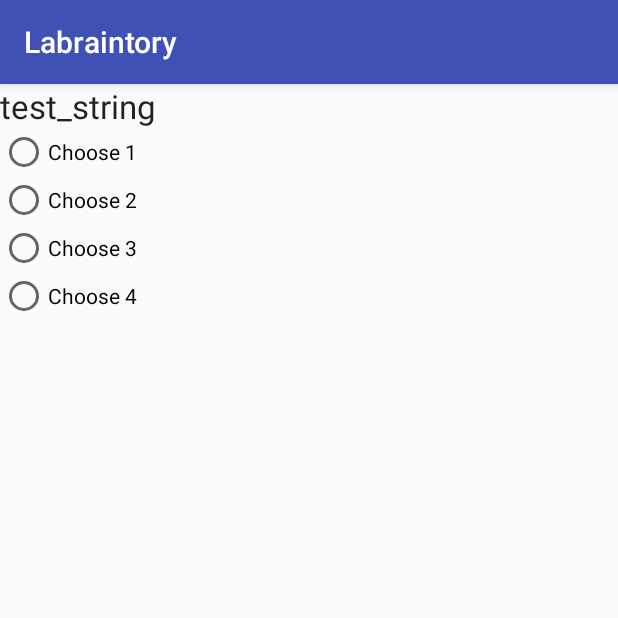
After one commit to normeow/Labraintory, an Android app: the fragment radioChoiseFragment shown on its own in the app's theme, on a phone screen of 412 x 824 dp, the top half of it. The commit adds this screen. Run offline under Robolectric (Android 15) with nearby library versions, the phone set to English and light mode, and no system bars; 1 statement that could not run was skipped.

Commit message:
trying to create a fragment on MainActivity need to test and debug

```diff
--- a/app/src/main/java/californiacybertales/labraintory/MainActivity.java
+++ b/app/src/main/java/californiacybertales/labraintory/MainActivity.java
@@ -46,15 +46,6 @@ public class MainActivity extends AppCompatActivity
 
         NavigationView navigationView = (NavigationView) findViewById(R.id.nav_view);
         navigationView.setNavigationItemSelectedListener(this);
-
-        // ***************
-
-        ListView lvMain = (ListView) findViewById(R.id.lvMain);
-
-        ArrayAdapter<String> adapter = new ArrayAdapter<String>(this,
-                android.R.layout.simple_list_item_1, UserPrefs.getCurrentSubjectId());
-
-        lvMain.setAdapter(adapter);
 
     }
 
--- /dev/null
+++ b/app/src/main/java/californiacybertales/labraintory/tasks/fragments/radioChoiseFragment.java
@@ -0,0 +1,40 @@
+package californiacybertales.labraintory.tasks.fragments;
+
+import android.app.Fragment;
+import android.os.Bundle;
+import android.view.LayoutInflater;
+import android.view.View;
+import android.view.ViewGroup;
+
+import californiacybertales.labraintory.R;
+
+/**
+ * Created by romach on 15.07.16.
+ */
+public class radioChoiseFragment extends Fragment
+{
+    /**
+     * Called to do initial creation of a fragment.  This is called after
+     * {@link #onAttach(Activity)} and before
+     * {@link #onCreateView(LayoutInflater, ViewGroup, Bundle)}.
+     * <p>
+     * <p>Note that this can be called while the fragment's activity is
+     * still in the process of being created.  As such, you can not rely
+     * on things like the activity's content view hierarchy being initialized
+     * at this point.  If you want to do work once the activity itself is
+     * created, see {@link #onActivityCreated(Bundle)}.
+     *
+     * @param savedInstanceState If the fragment is being re-created from
+     *                           a previous saved state, this is the state.
+     */
+    @Override
+    public void onCreate(Bundle savedInstanceState) {
+        super.onCreate(savedInstanceState);
+    }
+
+    @Override
+    public View onCreateView(LayoutInflater inflater, ViewGroup container,
+                             Bundle savedInstanceState) {
+        return inflater.inflate(R.layout.radio_choise_fragment, null);
+    }
+}
--- a/app/src/main/res/layout/activity_main.xml
+++ b/app/src/main/res/layout/activity_main.xml
@@ -23,11 +23,12 @@
             android:layout_height="wrap_content"
             android:text="@string/subject_list">
         </TextView>
-        <ListView
-            android:id="@+id/lvMain"
-            android:layout_width="match_parent"
-            android:layout_height="wrap_content">
-        </ListView>
+        <fragment
+            android:name="californiacybertales.labraintory.tasks.fragments.radioChoiseFragment"
+            android:layout_width="wrap_content"
+            android:layout_height="match_parent"
+            android:layout_weight="1">
+        </fragment>
     </LinearLayout>
 
 </android.support.v4.widget.DrawerLayout>
--- /dev/null
+++ b/app/src/main/res/layout/radio_choise_fragment.xml
@@ -0,0 +1,37 @@
+<?xml version="1.0" encoding="utf-8"?>
+<LinearLayout xmlns:android="http://schemas.android.com/apk/res/android"
+    android:orientation="vertical"
+    android:layout_width="match_parent"
+    android:layout_height="match_parent">
+
+    <TextView
+        android:layout_width="wrap_content"
+        android:layout_height="wrap_content"
+        android:textAppearance="?android:attr/textAppearanceLarge"
+        android:text="test_string"
+        android:id="@+id/textView2" />
+
+    <RadioButton
+        android:layout_width="wrap_content"
+        android:layout_height="wrap_content"
+        android:text="Choose 1"
+        android:id="@+id/radioButton" />
+
+    <RadioButton
+        android:layout_width="wrap_content"
+        android:layout_height="wrap_content"
+        android:text="Choose 2"
+        android:id="@+id/radioButton2" />
+
+    <RadioButton
+        android:layout_width="wrap_content"
+        android:layout_height="wrap_content"
+        android:text="Choose 3"
+        android:id="@+id/radioButton3" />
+
+    <RadioButton
+        android:layout_width="wrap_content"
+        android:layout_height="wrap_content"
+        android:text="Choose 4"
+        android:id="@+id/radioButton4" />
+</LinearLayout>
```
